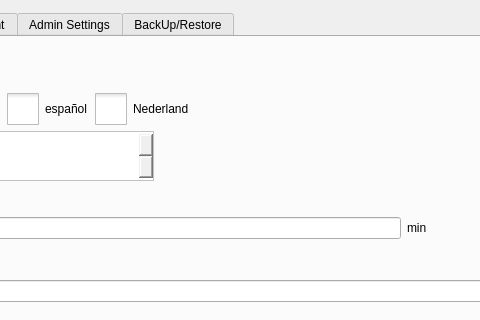
Old version of the form hcsettings/ichcsystemsettingsframe.ui in the repository dongdong-2009/3-5AxisRobot; both pictures show x 232 to 712 and y 0 to 320 of the 1196 by 463 pixel window.
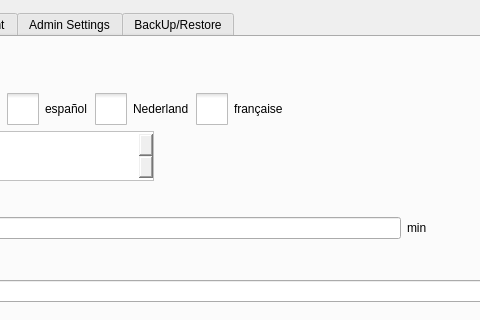
New version of the form. Icons and pictures are not drawn. Custom widgets are drawn as their Qt base class.

What changed in the file:
```diff
--- a/hcsettings/ichcsystemsettingsframe.ui
+++ b/hcsettings/ichcsystemsettingsframe.ui
@@ -275,6 +275,41 @@
            </attribute>
           </widget>
          </item>
+         <item>
+          <widget class="QCheckBox" name="franceBox">
+           <property name="styleSheet">
+            <string notr="true">::indicator {
+     width: 32px;
+     height: 32px;
+ }
+
+::indicator:unchecked 
+{
+     image: url(:/resource/check_unchecked.png);
+ }
+::indicator:checked 
+{
+     image: url(:/resource/check_checked.png);
+ }
+
+QRadioButton::indicator:checked:disabled
+{
+ image: url(:/resource/check_checked_disable.png);
+}
+
+QRadioButton::indicator:unchecked:disabled
+{
+ image: url(:/resource/check_unchecked_disable.png);
+}</string>
+           </property>
+           <property name="text">
+            <string>française</string>
+           </property>
+           <attribute name="buttonGroup">
+            <string notr="true">languageButtonGroup</string>
+           </attribute>
+          </widget>
+         </item>
          <item>
           <spacer name="horizontalSpacer">
            <property name="orientation">
```
